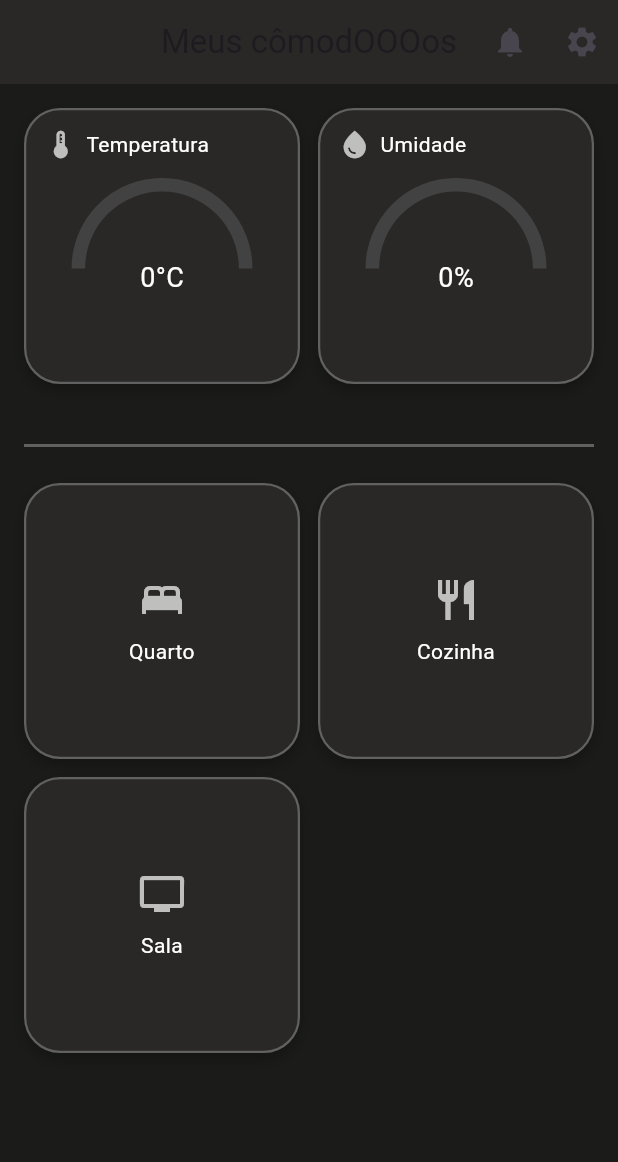
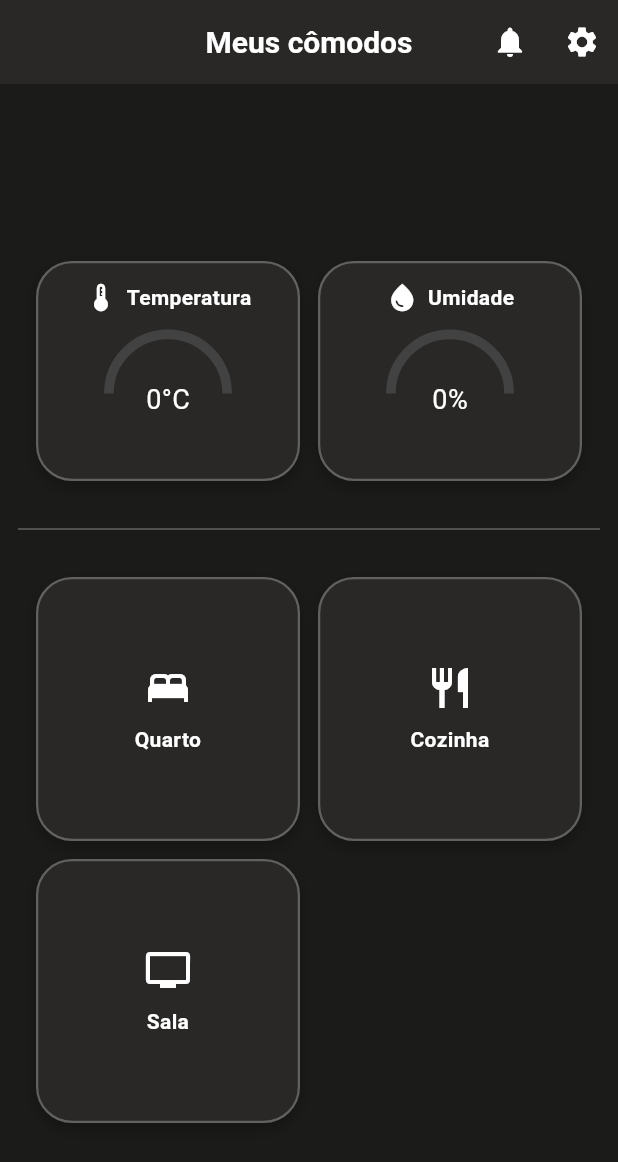
Before and after one commit to filizzolalucca/esp8266_casa_automatica_flutter, a Flutter app: the screen it shows after launch, on a phone screen of 412 x 824 dp. Shown: the top 1162 px of the screen. Run offline on Flutter 3.47's test engine with Material 3 defaults, Android fonts, the light colour scheme and no system bars; drawn by our look-alikes of syncfusion_flutter_gauges; our stand-ins replace get_it; missing offline and left inert: mqtt_client.

Commit message:
primeira versão tela home
ver em outros tamanhos de tela, para ver como vai ficar

```diff
--- a/home_controll_app/lib/components/room_card.dart
+++ b/home_controll_app/lib/components/room_card.dart
@@ -37,11 +37,15 @@ class RoomCard extends StatelessWidget {
       child: Column(
         mainAxisAlignment: MainAxisAlignment.center,
         children: [
-          Icon(icon, color: Colors.white70, size: 32),
+          Icon(icon, color: Colors.white, size: 32),
           const SizedBox(height: 8),
           Text(
             room.name,
-            style: const TextStyle(color: Colors.white, fontSize: 14),
+            style: const TextStyle(
+              color: Colors.white,
+              fontSize: 14,
+              fontWeight: FontWeight.bold,
+            ),
             textAlign: TextAlign.center,
           ),
         ],
--- a/home_controll_app/lib/components/sensor_card.dart
+++ b/home_controll_app/lib/components/sensor_card.dart
@@ -44,13 +44,19 @@ class SensorCard extends StatelessWidget {
           crossAxisAlignment: CrossAxisAlignment.start,
           children: [
             Row(
+              mainAxisAlignment: MainAxisAlignment.center,
               children: [
-                Icon(icon, color: Colors.white70, size: 22),
+                Icon(icon, color: Colors.white, size: 22),
                 const SizedBox(width: 6),
                 Text(
                   title,
-                  style: const TextStyle(color: Colors.white, fontSize: 14),
-                ),
+                  style: const TextStyle(
+                    color: Colors.white,
+                    fontSize: 14,
+                    fontWeight: FontWeight.bold, // deixa o título em negrito
+                    ),
+                  ),
+
               ],
             ),
             const SizedBox(height: 8),
--- a/home_controll_app/lib/modules/home/views/home_screen.dart
+++ b/home_controll_app/lib/modules/home/views/home_screen.dart
@@ -1,8 +1,8 @@
 import 'package:flutter/material.dart';
+import 'package:provider/provider.dart';
+import 'package:home_controll_app/modules/home/view_model/home_viewModel.dart';
+import 'package:home_controll_app/components/sensor_card.dart';
 import 'package:home_controll_app/components/room_card.dart';
-import 'package:home_controll_app/components/sensor_card.dart';
-import 'package:home_controll_app/modules/home/view_model/home_viewModel.dart';
-import 'package:provider/provider.dart';
 
 class HomeScreen extends StatelessWidget {
   const HomeScreen({super.key});
@@ -12,80 +12,95 @@ class HomeScreen extends StatelessWidget {
     return Consumer<HomeViewModel>(
       builder: (context, vm, _) {
         return Scaffold(
+          extendBodyBehindAppBar: true,
           backgroundColor: const Color(0xFF1B1B19),
-          body: CustomScrollView(
-            slivers: [
-              // --- AppBar fixa ---
-              SliverAppBar(
-                pinned: true,
+          appBar: AppBar(
+            title: const Text(
+              "Meus cômodos",
+              style: TextStyle(
+                color: Colors.white,
+                fontSize: 20,
+                fontWeight: FontWeight.bold,
+              ),
+            ),
+            centerTitle: true,
             backgroundColor: const Color(0xFF292826),
             elevation: 0,
-                centerTitle: true,
-                title: const Text('Meus cômodOOOos'),
+            scrolledUnderElevation: 0, // 👈 impede mudar de cor ao scrollar
             actions: [
               IconButton(
-                    icon: const Icon(Icons.notifications),
-                    onPressed: () => Navigator.pushNamed(context, '/notifications'),
+                icon: const Icon(
+                  Icons.notifications,
+                  color: Colors.white
+                ),
+                onPressed: () {
+                  Navigator.pushNamed(context, '/notifications');
+                },
               ),
               IconButton(
-                    icon: const Icon(Icons.settings),
-                    onPressed: () => Navigator.pushNamed(context, '/config'),
+                icon: const Icon(
+                  Icons.settings,
+                  color: Colors.white
+                ),
+                onPressed: () {
+                  Navigator.pushNamed(context, '/config');
+                },
               ),
             ],
           ),
+          body: CustomScrollView(
+            slivers: [
 
-              // --- Sensor Cards Grid ---
+              const SliverToBoxAdapter(
+                child: SizedBox(height: 150),
+              ),
+
               SliverPadding(
-                padding: const EdgeInsets.all(16),
-                sliver: SliverGrid(
-                  gridDelegate: const SliverGridDelegateWithFixedCrossAxisCount(
-                    crossAxisCount: 2, // 2 por linha
+                padding: const EdgeInsets.all(24),
+                sliver: SliverGrid.count(
+                  crossAxisCount: 2,
+                  crossAxisSpacing: 12,
                   mainAxisSpacing: 12,
-                    crossAxisSpacing: 12,
-                    childAspectRatio: 1, // quadrado
-                  ),
-                  delegate: SliverChildListDelegate([
+                  childAspectRatio: 1.2,
+                  children: [
                     SensorCard(
                       title: "Temperatura",
                       icon: Icons.thermostat,
                       value: vm.data.temperature,
-                      unit: '°C',
+                      unit: "°C",
                       max: 50,
                     ),
                     SensorCard(
                       title: "Umidade",
                       icon: Icons.water_drop,
                       value: vm.data.humidity,
-                      unit: '%',
-                      useGradient: false,
+                      unit: "%",
                       max: 100,
-                      solidColor: Colors.cyan,
                     ),
-                  ]),
+                  ],
                 ),
               ),
 
-              // --- Divider ---
-              SliverPadding(
-                padding: const EdgeInsets.symmetric(horizontal: 16),
-                sliver: SliverToBoxAdapter(
-                  child: Container(
-                    margin: const EdgeInsets.symmetric(vertical: 24),
-                    height: 2,
-                    color: Colors.grey.shade700,
-                  ),
+               // 🔹 Divider entre sensores e cômodos
+              SliverToBoxAdapter(
+                child: Padding(
+                  padding: const EdgeInsets.symmetric(horizontal: 12),
+                  child: Divider(thickness: 1, color: Colors.grey.shade700),
                 ),
               ),
 
-              // --- Room Cards Grid ---
+              // 🔹 Grid de Quartos com seu RoomCard
               SliverPadding(
-                padding: const EdgeInsets.symmetric(horizontal: 16),
+                padding: const EdgeInsets.all(24),
                 sliver: SliverGrid(
                  delegate: SliverChildBuilderDelegate(
-                    (context, i) {
-                      final room = vm.rooms[i];
+                    (context, index) {
+                      final room = vm.rooms[index];
                       return GestureDetector(
-                        onTap: () => print('Quarto clicado: ${room.id}'),
+                        onTap: () {
+                          print('Quarto clicado: ${room.id}');
+                          // 👉 aqui você pode chamar Navigator.pushNamed(context, '/detalhes', arguments: room);
+                        },
                         child: RoomCard(room: room),
                       );
                     },
@@ -93,8 +108,8 @@ class HomeScreen extends StatelessWidget {
                   ),
                   gridDelegate: const SliverGridDelegateWithFixedCrossAxisCount(
                     crossAxisCount: 2,
+                    crossAxisSpacing: 12,
                     mainAxisSpacing: 12,
-                    crossAxisSpacing: 12,
                     childAspectRatio: 1,
                   ),
                 ),
```
Lines whose indentation alone changed are shown as unchanged.
